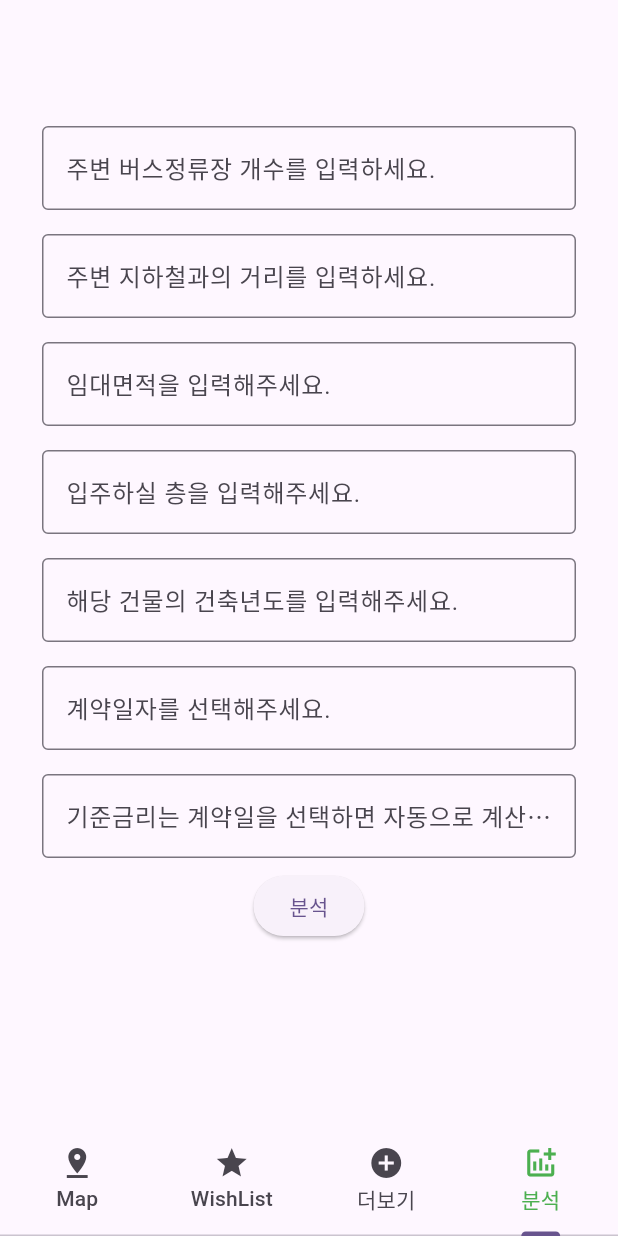
After one commit to kangdeagyu/Rpart, a Flutter app: the screen it shows after launch, item 4 of the bottom bar chosen, on a phone screen of 412 x 824 dp. The commit adds this screen. Run offline on Flutter 3.47's test engine with Material 2 defaults, Android fonts, the phone set to English and light mode, and no system bars; our stand-ins replace cloud_firestore, firebase_core, flutter_dotenv, geolocator, get, shared_preferences and 2 more; missing offline and left inert: kakao_map_plugin; accounts and stored records are empty.

Commit message:
분석 페이지 추가, 기능 구현

```diff
--- a/lib/home_tap.dart
+++ b/lib/home_tap.dart
@@ -1,5 +1,6 @@
 import 'package:flutter/material.dart';
 import 'package:fluttermainproject/view/apartment_view.dart';
+import 'package:fluttermainproject/view/prediction_lease_view.dart';
 import 'package:fluttermainproject/view/user_view.dart';
 import 'package:fluttermainproject/view/wishlist_view.dart';
 import 'package:get/get.dart';
@@ -19,7 +20,7 @@ class _HomeTapState extends State<HomeTap> with SingleTickerProviderStateMixin {
   @override
   void initState() {
     super.initState();
-    _tabController = TabController(length: 3, vsync: this, initialIndex: 0);
+    _tabController = TabController(length: 4, vsync: this, initialIndex: 0);
   }
 
   @override
@@ -39,7 +40,8 @@ class _HomeTapState extends State<HomeTap> with SingleTickerProviderStateMixin {
         children: const [
           ApartmentView(),
           WishlistView(),
-          UserView()
+          UserView(),
+          PredictionLeaseView(),
         ],
       ),
       bottomNavigationBar: TabBar(
@@ -64,6 +66,12 @@ class _HomeTapState extends State<HomeTap> with SingleTickerProviderStateMixin {
             ),
             text: '더보기',
           ),
+          Tab(
+            icon: Icon(
+              Icons.addchart,
+            ),
+            text: '분석',
+          ),
         ],
       ),
     );
--- a/lib/main.dart
+++ b/lib/main.dart
@@ -1,10 +1,12 @@
 import 'package:firebase_core/firebase_core.dart';
 import 'package:flutter/material.dart';
 import 'package:fluttermainproject/firebase_options.dart';
+import 'package:fluttermainproject/viewmodel/prediction_lease_provider.dart';
 import 'package:get/get.dart';
 import 'package:kakao_map_plugin/kakao_map_plugin.dart';
 // flutter_dotenv 라이브러리의 기능
 import 'package:flutter_dotenv/flutter_dotenv.dart';
+import 'package:provider/provider.dart';
 
 import 'home_tap.dart';
 
@@ -28,13 +30,16 @@ class MyApp extends StatelessWidget {
 
   @override
   Widget build(BuildContext context) {
-    return GetMaterialApp(
-      title: 'Flutter Demo',
-      theme: ThemeData(
-        colorScheme: ColorScheme.fromSeed(seedColor: Colors.deepPurple),
-        useMaterial3: true,
+    return ChangeNotifierProvider(
+      create: (context) => PredictionLease(),
+      child: GetMaterialApp(
+        title: 'Flutter Demo',
+        theme: ThemeData(
+          colorScheme: ColorScheme.fromSeed(seedColor: Colors.deepPurple),
+          useMaterial3: true,
+        ),
+        home: const HomeTap(),
       ),
-      home: const HomeTap(),
     );
   }
 }
--- /dev/null
+++ b/lib/view/prediction_lease_view.dart
@@ -0,0 +1,132 @@
+import 'dart:convert';
+
+import 'package:flutter/material.dart';
+import 'package:fluttermainproject/viewmodel/prediction_lease_provider.dart';
+import 'package:fluttermainproject/widget/apartment/prediction_lease_widget.dart';
+import 'package:http/http.dart' as http;
+import 'package:provider/provider.dart';
+
+class PredictionLeaseView extends StatelessWidget {
+  const PredictionLeaseView({super.key});
+
+
+
+  @override
+  Widget build(BuildContext context) {
+
+    PredictionLease _predictionLease = Provider.of<PredictionLease>(context, listen: false);
+    TextEditingController busStationsController = TextEditingController();
+    TextEditingController distanceController = TextEditingController();
+    TextEditingController leaseableAreaController = TextEditingController();
+    TextEditingController floorController = TextEditingController();
+    TextEditingController yocController = TextEditingController();
+    TextEditingController contractDateController = TextEditingController();
+    TextEditingController baseRateController = TextEditingController();
+
+
+    return Scaffold(
+      appBar: AppBar(
+
+      ),
+      body: SingleChildScrollView(
+        child: Padding(
+          padding: const EdgeInsets.all(20.0),
+          child: Center(
+            child: Column(
+              children: [
+                Padding(
+                  padding: const EdgeInsets.all(8.0),
+                  child: TextField(
+                    controller: busStationsController,
+                    decoration: const InputDecoration(
+                      labelText: "주변 버스정류장 개수를 입력하세요.",
+                      border: OutlineInputBorder(),
+                    ),
+                    keyboardType: const TextInputType.numberWithOptions(decimal: true),
+                  ),
+                ),
+                Padding(
+                  padding: const EdgeInsets.all(8.0),
+                  child: TextField(
+                    controller: distanceController,
+                    decoration: const InputDecoration(
+                      border: OutlineInputBorder(),
+                      labelText: "주변 지하철과의 거리를 입력하세요.",
+                    ),
+                    keyboardType: const TextInputType.numberWithOptions(decimal: true),
+                  ),
+                ),
+                Padding(
+                  padding: const EdgeInsets.all(8.0),
+                  child: TextField(
+                    controller: leaseableAreaController,
+                    decoration: const InputDecoration(
+                      border: OutlineInputBorder(),
+                      labelText: "임대면적을 입력해주세요.",
+                    ),
+                    keyboardType: const TextInputType.numberWithOptions(decimal: true),
+                  ),
+                ),
+                Padding(
+                  padding: const EdgeInsets.all(8.0),
+                  child: TextField(
+                    controller: floorController,
+                    decoration: const InputDecoration(
+                      border: OutlineInputBorder(),
+                      labelText: "입주하실 층을 입력해주세요.",
+                    ),
+                    keyboardType: const TextInputType.numberWithOptions(decimal: true),
+                  ),
+                ),
+                Padding(
+                  padding: const EdgeInsets.all(8.0),
+                  child: TextField(
+                    controller: yocController,
+                    decoration: const InputDecoration(
+                      border: OutlineInputBorder(),
+                      labelText: "해당 건물의 건축년도를 입력해주세요.",
+                    ),
+                    keyboardType: const TextInputType.numberWithOptions(decimal: true),
+                  ),
+                ),
+                Padding(
+                  padding: const EdgeInsets.all(8.0),
+                  child: TextField(
+                    controller: contractDateController,
+                    decoration: const InputDecoration(
+                      border: OutlineInputBorder(),
+                      labelText: "계약일자를 선택해주세요.",
+                    ),
+                    keyboardType: const TextInputType.numberWithOptions(decimal: true),
+                  ),
+                ),
+                Padding(
+                  padding: const EdgeInsets.all(8.0),
+                  child: TextField(
+                    controller: baseRateController,
+                    decoration: const InputDecoration(
+                      border: OutlineInputBorder(),
+                      labelText: "기준금리는 계약일을 선택하면 자동으로 계산됩니다.",
+                    ),
+                    keyboardType: const TextInputType.numberWithOptions(decimal: true),
+                  ),
+                ),
+                ElevatedButton(
+                  onPressed: () {
+                    _predictionLease.predictLease(double.parse(busStationsController.text), double.parse(distanceController.text),double.parse(leaseableAreaController.text), double.parse(floorController.text), double.parse(yocController.text), double.parse(contractDateController.text), double.parse(baseRateController.text));
+                  },
+                  child: const Text(
+                    "분석",
+                  ),
+                ),
+                PredictionLeaseWidget(),
+              ],
+            ),
+          ),
+        ),
+      ),
+    );
+  }
+
+
+} // End
--- /dev/null
+++ b/lib/viewmodel/prediction_lease_provider.dart
@@ -0,0 +1,34 @@
+import 'dart:convert';
+
+import 'package:flutter/material.dart';
+import 'package:get/get.dart';
+import 'package:http/http.dart' as http;
+
+class PredictionLease extends ChangeNotifier {
+  String _result = "";
+
+  String get result => _result;
+
+  // ---- Functions ----
+  predictLease(double busStations, double distance, double leaseableArea, double floor, double yoc, double contractDate, double baseRate) async {
+    var url;
+    if(leaseableArea < 33.06) {
+      url = Uri.parse(
+        'http://localhost:8080/Rserve/Under10PyeongLease.jsp?busStations=$busStations&distance=$distance&leaseableArea=$leaseableArea&floor=$floor&yoc=$yoc&contractDate=$contractDate&baseRate=$baseRate'
+      );
+    } else if(leaseableArea < 165.29) {
+      url = Uri.parse(
+        'http://localhost:8080/Rserve/Under10PyeongLease.jsp?busStations=$busStations&distance=$distance&leaseableArea=$leaseableArea&floor=$floor&yoc=$yoc&contractDate=$contractDate&baseRate=$baseRate'
+      );
+    } else {
+      url = Uri.parse(
+        'http://localhost:8080/Rserve/Under10PyeongLease.jsp?busStations=$busStations&distance=$distance&leaseableArea=$leaseableArea&floor=$floor&yoc=$yoc&contractDate=$contractDate&baseRate=$baseRate'
+      );
+    }
+    var response = await http.get(url);
+    var dataConvertedJSON = json.decode(utf8.decode(response.bodyBytes));
+    _result = dataConvertedJSON['result'];
+    notifyListeners();
+  }
+
+}
--- /dev/null
+++ b/lib/widget/apartment/prediction_lease_widget.dart
@@ -0,0 +1,26 @@
+import 'package:flutter/material.dart';
+import 'package:fluttermainproject/viewmodel/prediction_lease_provider.dart';
+import 'package:provider/provider.dart';
+
+class PredictionLeaseWidget extends StatelessWidget {
+  const PredictionLeaseWidget({super.key});
+
+  @override
+  Widget build(BuildContext context) {
+    return Center(
+      child: Consumer<PredictionLease>(
+        builder: (context, value, child) {
+          return Column(
+            children: [
+              Text(
+                value.result == ""
+                ? ""
+                : "입력한 데이터를 기반으로 예측된 값은"
+                  "${value.result}입니다.",
+              ),
+            ],
+          );
+        },),
+    );
+  }
+}
```
